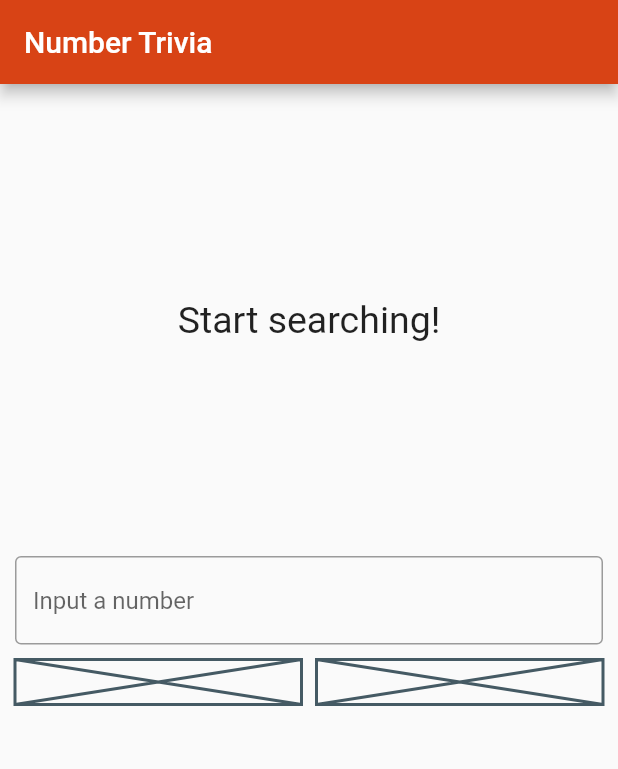
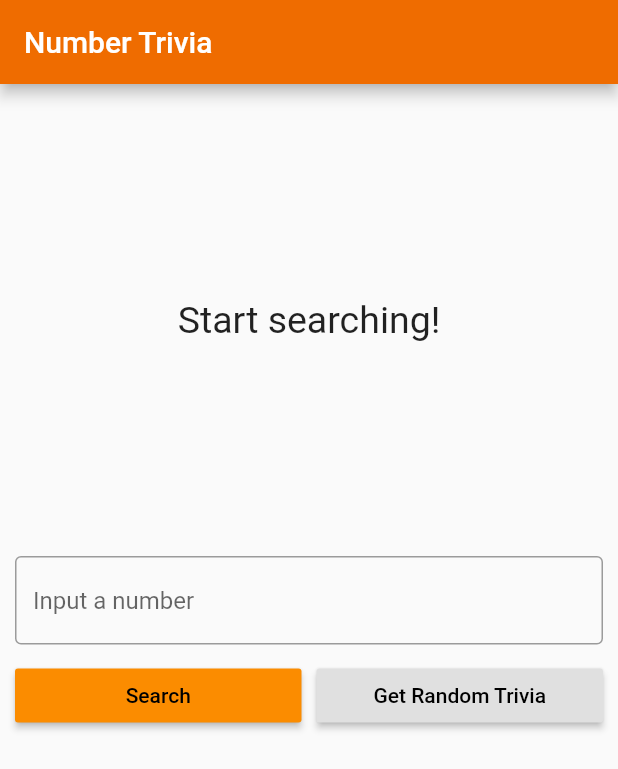
Before and after one commit to Kalesh-Singh/FlutterBlocTutorials, a Flutter app: the screen it shows after launch, on a phone screen of 412 x 824 dp. Shown: the top 769 px of the screen. Run offline on Flutter 3.47's test engine with Material 2 defaults, Android fonts, the phone set to English and light mode, and no system bars; our stand-ins replace bloc, dartz, data_connection_checker, equatable, flutter_bloc, get_it and 3 more.

Commit message:
Finished UI

```diff
--- a/05-NumberTriviaApp/number_trivia_app/lib/features/number_trivia/presentaion/pages/number_trivia_page.dart
+++ b/05-NumberTriviaApp/number_trivia_app/lib/features/number_trivia/presentaion/pages/number_trivia_page.dart
@@ -1,9 +1,11 @@
 import 'package:flutter/material.dart';
 import 'package:flutter_bloc/flutter_bloc.dart';
 import 'package:numbertriviaapp/features/number_trivia/presentaion/bloc/number_trivia_bloc.dart';
+import 'package:numbertriviaapp/features/number_trivia/presentaion/bloc/number_trivia_event.dart';
 import 'package:numbertriviaapp/features/number_trivia/presentaion/bloc/number_trivia_state.dart';
 import 'package:numbertriviaapp/features/number_trivia/presentaion/widgets/loading_widget.dart';
 import 'package:numbertriviaapp/features/number_trivia/presentaion/widgets/message_display.dart';
+import 'package:numbertriviaapp/features/number_trivia/presentaion/widgets/trivia_controls.dart';
 import 'package:numbertriviaapp/features/number_trivia/presentaion/widgets/trivia_display.dart';
 
 import '../../../../injection_container.dart';
@@ -15,7 +17,9 @@ class NumberTriviaPage extends StatelessWidget {
       appBar: AppBar(
         title: Text('Number Trivia'),
       ),
-      body: _buildBody(context),
+      body: SingleChildScrollView(
+        child: _buildBody(context),
+      ),
     );
   }
 
@@ -53,42 +57,3 @@ class NumberTriviaPage extends StatelessWidget {
     );
   }
 }
-
-class TriviaControls extends StatefulWidget {
-  const TriviaControls({
-    Key key,
-  }) : super(key: key);
-
-  @override
-  _TriviaControlsState createState() => _TriviaControlsState();
-}
-
-class _TriviaControlsState extends State<TriviaControls> {
-  String inputStr;
-
-  @override
-  Widget build(BuildContext context) {
-    return Column(
-      children: <Widget>[
-        TextField(
-          decoration: InputDecoration(
-            border: OutlineInputBorder(),
-            hintText: 'Input a number',
-          ),
-          onChanged: (value) {
-            inputStr = value;
-          },
-        ),
-        SizedBox(height: 10),
-        // Buttons
-        Row(
-          children: <Widget>[
-            Expanded(child: Placeholder(fallbackHeight: 30)),
-            SizedBox(width: 10),
-            Expanded(child: Placeholder(fallbackHeight: 30)),
-          ],
-        ),
-      ],
-    );
-  }
-}
--- /dev/null
+++ b/05-NumberTriviaApp/number_trivia_app/lib/features/number_trivia/presentaion/widgets/trivia_controls.dart
@@ -0,0 +1,79 @@
+import 'package:flutter/material.dart';
+import 'package:flutter_bloc/flutter_bloc.dart';
+import 'package:numbertriviaapp/features/number_trivia/presentaion/bloc/number_trivia_bloc.dart';
+import 'package:numbertriviaapp/features/number_trivia/presentaion/bloc/number_trivia_event.dart';
+
+class TriviaControls extends StatefulWidget {
+  const TriviaControls({
+    Key key,
+  }) : super(key: key);
+
+  @override
+  _TriviaControlsState createState() => _TriviaControlsState();
+}
+
+class _TriviaControlsState extends State<TriviaControls> {
+  final controller = TextEditingController();
+  String inputStr;
+
+  @override
+  Widget build(BuildContext context) {
+    return Column(
+      children: <Widget>[
+        TextField(
+          controller: controller,
+          keyboardType: TextInputType.number,
+          decoration: InputDecoration(
+            border: OutlineInputBorder(),
+            hintText: 'Input a number',
+          ),
+          onChanged: (value) {
+            inputStr = value;
+          },
+          onSubmitted: (_) {
+            _requestConcreteNumberTrivia();
+          },
+        ),
+        SizedBox(height: 10),
+        // Buttons
+        Row(
+          children: <Widget>[
+            Expanded(
+                child: RaisedButton(
+                  child: Text('Search'),
+                  color: Theme.of(context).accentColor,
+                  textTheme: ButtonTextTheme.primary,
+                  onPressed: _requestConcreteNumberTrivia,
+                )),
+            SizedBox(width: 10),
+            Expanded(
+              child: RaisedButton(
+                child: Text('Get Random Trivia'),
+                textTheme: ButtonTextTheme.primary,
+                onPressed: _requestRandomNumberTrivia,
+              ),
+            ),
+          ],
+        ),
+      ],
+    );
+  }
+
+  void _requestConcreteNumberTrivia() {
+    // Clear Text Field
+    controller.clear();
+    // Hide keyboard
+    FocusScope.of(context).requestFocus(FocusNode());
+    BlocProvider.of<NumberTriviaBloc>(context)
+        .add(ConcreteNumberTriviaRequested(inputStr));
+  }
+
+  void _requestRandomNumberTrivia() {
+    // Clear Text Field
+    controller.clear();
+    // Hide keyboard
+    FocusScope.of(context).requestFocus(FocusNode());
+    BlocProvider.of<NumberTriviaBloc>(context)
+        .add(RandomNumberTriviaRequested());
+  }
+}
--- a/05-NumberTriviaApp/number_trivia_app/lib/main.dart
+++ b/05-NumberTriviaApp/number_trivia_app/lib/main.dart
@@ -14,8 +14,8 @@ class MyApp extends StatelessWidget {
     return MaterialApp(
       title: 'Flutter Demo',
       theme: ThemeData(
-        primaryColor: Colors.deepOrange.shade800,
-        accentColor: Colors.deepOrange.shade600,
+        primaryColor: Colors.orange.shade800,
+        accentColor: Colors.orange.shade600,
       ),
       home: NumberTriviaPage(),
     );
```
